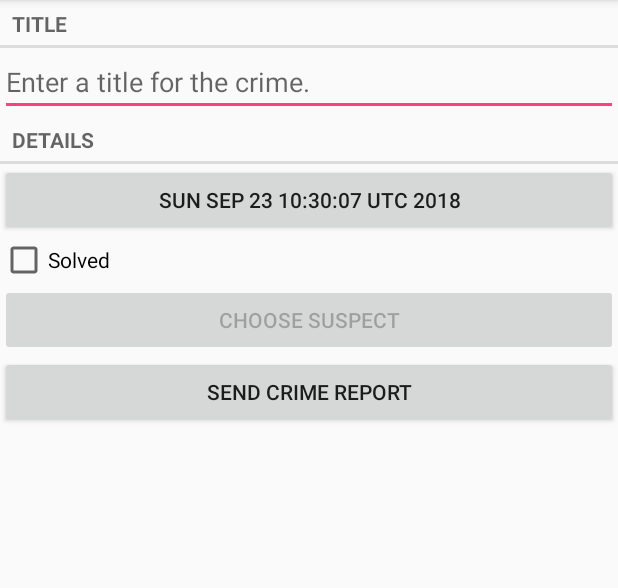
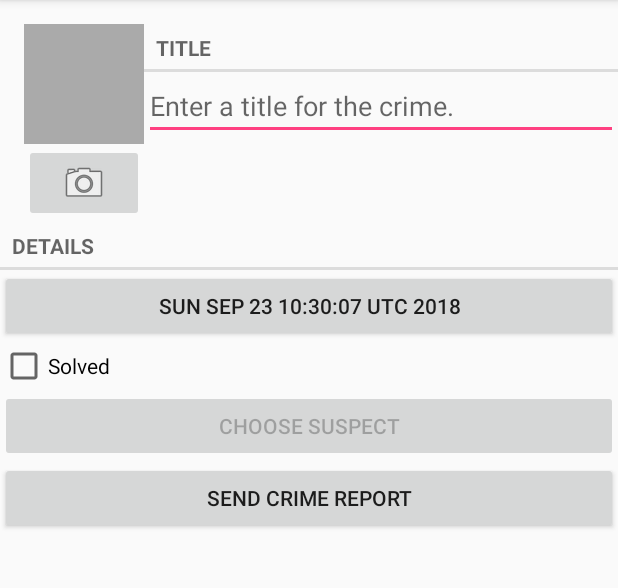
Before and after one commit to mwmoore57/CriminalIntent, an Android app: the CrimeFragment screen opened directly, with no data from a screen before it, on a phone screen of 412 x 824 dp, the part 84-672 px from its top. Run offline under Robolectric (Android 15) with nearby library versions, the phone set to English and light mode, and no system bars.

Commit message:
Added a feature to take a picture using an implicit intent of the office incident. From chapter 16 of BNR Android.
Currently results in a run-time error when taking a picture with the emulator.

```diff
--- a/app/src/main/java/com/bignerdranch/android/criminalintent/Crime.java
+++ b/app/src/main/java/com/bignerdranch/android/criminalintent/Crime.java
@@ -55,4 +55,8 @@ public class Crime {
     public void setSuspect(String suspect) {
         mSuspect = suspect;
     }
+
+    public String getPhotoFilename() {
+        return "IMG_" + getId().toString() + ".jpg";
+    }
 }
--- a/app/src/main/java/com/bignerdranch/android/criminalintent/CrimeFragment.java
+++ b/app/src/main/java/com/bignerdranch/android/criminalintent/CrimeFragment.java
@@ -3,12 +3,16 @@ package com.bignerdranch.android.criminalintent;
 import android.app.Activity;
 import android.content.Intent;
 import android.content.pm.PackageManager;
+import android.content.pm.ResolveInfo;
 import android.database.Cursor;
+import android.graphics.Bitmap;
 import android.net.Uri;
 import android.os.Bundle;
 import android.provider.ContactsContract;
+import android.provider.MediaStore;
 import android.support.v4.app.Fragment;
 import android.support.v4.app.FragmentManager;
+import android.support.v4.content.FileProvider;
 import android.text.Editable;
 import android.text.TextWatcher;
 import android.view.LayoutInflater;
@@ -19,10 +23,14 @@ import android.widget.CheckBox;
 import android.widget.CompoundButton;
 import android.widget.EditText;
 import android.text.format.DateFormat;
+import android.widget.ImageButton;
+import android.widget.ImageView;
 
 //import java.text.DateFormat;
 
+import java.io.File;
 import java.util.Date;
+import java.util.List;
 import java.util.UUID;
 
 import static android.widget.CompoundButton.*;
@@ -33,14 +41,18 @@ public class CrimeFragment extends Fragment {
     private static final String DIALOG_DATE = "DialogDate";
     private static final int REQUEST_DATE = 0;
     private static final int REQUEST_CONTACT = 1;
+    private static final int REQUEST_PHOTO = 2;
 
 
     private Crime mCrime;
+    private File mPhotoFile;
     private EditText mTitleField;
     private Button mDateButton;
     private CheckBox mSolvedCheckBox;
     private Button mSuspectButton;
     private Button mReportButton;
+    private ImageButton mPhotoButton;
+    private ImageView mPhotoView;
 
     public static CrimeFragment newInstance(UUID crimeID) {
         Bundle args = new Bundle();
@@ -57,6 +69,7 @@ public class CrimeFragment extends Fragment {
         super.onCreate(savedInstanceState);
         UUID crimeID = (UUID) getArguments().getSerializable(ARG_CRIME_ID);
         mCrime = CrimeLab.get(getActivity()).getCrime(crimeID);
+        mPhotoFile = CrimeLab.get(getActivity()).getPhotoFile(mCrime);
     }
 
     @Override
@@ -142,6 +155,39 @@ public class CrimeFragment extends Fragment {
             mSuspectButton.setEnabled(false);
         }
 
+        mPhotoButton = (ImageButton) v.findViewById(R.id.crime_camera);
+        final Intent captureImage = new Intent(MediaStore.ACTION_IMAGE_CAPTURE);
+
+        boolean canTakePhoto = mPhotoFile != null &&
+                captureImage.resolveActivity(packageManager) != null;
+        mPhotoButton.setEnabled(canTakePhoto);
+
+        mPhotoButton.setOnClickListener(new View.OnClickListener() {
+            @Override
+            public void onClick(View v) {
+                Uri uri = FileProvider.getUriForFile(getActivity(),
+                        "com.bignerranch.android.criminalintent.fileprovider",
+                        mPhotoFile);
+                captureImage.putExtra(MediaStore.EXTRA_OUTPUT, uri);
+
+                List<ResolveInfo> cameraActivities = getActivity()
+                        .getPackageManager().queryIntentActivities(captureImage,
+                                PackageManager.MATCH_DEFAULT_ONLY);
+
+                for (ResolveInfo activity : cameraActivities) {
+                    getActivity().grantUriPermission(activity.activityInfo.packageName,
+                            uri, Intent.FLAG_GRANT_WRITE_URI_PERMISSION);
+                }
+
+                startActivityForResult(captureImage, REQUEST_PHOTO);
+            }
+        });
+
+
+
+        mPhotoView = (ImageView) v.findViewById(R.id.crime_photo);
+        updatePhotoView();
+
         return v;
     }
 
@@ -181,6 +227,12 @@ public class CrimeFragment extends Fragment {
             } finally {
                 c.close();
             }
+        } else if (requestCode == REQUEST_PHOTO) {
+            Uri uri = FileProvider.getUriForFile(getActivity(),
+                    "com.bignerdranch.android.criminalintent.fileprovider",
+                    mPhotoFile);
+            getActivity().revokeUriPermission(uri, Intent.FLAG_GRANT_WRITE_URI_PERMISSION);
+            updatePhotoView();
         }
     }
 
@@ -214,4 +266,13 @@ public class CrimeFragment extends Fragment {
 
         return report;
     }
+
+    private void updatePhotoView() {
+        if (mPhotoFile == null || !mPhotoFile.exists()) {
+            mPhotoView.setImageDrawable(null);
+        } else {
+            Bitmap bitmap = PictureUtils.getScaledBitmap(mPhotoFile.getPath(), getActivity());
+            mPhotoView.setImageBitmap(bitmap);
+        }
+    }
 }
--- a/app/src/main/java/com/bignerdranch/android/criminalintent/CrimeLab.java
+++ b/app/src/main/java/com/bignerdranch/android/criminalintent/CrimeLab.java
@@ -9,6 +9,7 @@ import com.bignerdranch.android.criminalintent.database.CrimeBaseHelper;
 import com.bignerdranch.android.criminalintent.database.CrimeCursorWrapper;
 import com.bignerdranch.android.criminalintent.database.CrimeDbSchema.CrimeTable;
 
+import java.io.File;
 import java.util.ArrayList;
 import java.util.List;
 import java.util.UUID;
@@ -73,6 +74,11 @@ public class CrimeLab {
 
     }
 
+    public File getPhotoFile(Crime crime) {
+        File filesDir = mContext.getFilesDir();
+        return new File(filesDir, crime.getPhotoFilename());
+    }
+
     public void updateCrime(Crime crime) {
         String uuidString = crime.getId().toString();
         ContentValues values = getContentValues(crime);
--- a/app/src/main/res/layout/fragment_crime.xml
+++ b/app/src/main/res/layout/fragment_crime.xml
@@ -4,6 +4,40 @@
     android:layout_width="match_parent"
     android:layout_height="match_parent"
     android:layout_margin="16dp">
+
+    <LinearLayout
+        android:orientation="horizontal"
+        android:layout_width="match_parent"
+        android:layout_height="wrap_content"
+        android:layout_marginLeft="16dp"
+        android:layout_marginTop="16dp">
+
+        <LinearLayout
+            android:orientation="vertical"
+            android:layout_width="wrap_content"
+            android:layout_height="wrap_content">
+
+            <ImageView
+                android:id="@+id/crime_photo"
+                android:layout_width="80dp"
+                android:layout_height="80dp"
+                android:scaleType="centerInside"
+                android:cropToPadding="true"
+                android:background="@android:color/darker_gray"/>
+
+            <ImageButton
+                android:id="@+id/crime_camera"
+                android:layout_width="match_parent"
+                android:layout_height="wrap_content"
+                android:src="@android:drawable/ic_menu_camera"/>
+
+        </LinearLayout>
+
+        <LinearLayout
+            android:orientation="vertical"
+            android:layout_width="0dp"
+            android:layout_height="wrap_content"
+            android:layout_weight="1">
 
             <TextView
                 style="?android:listSeparatorTextViewStyle"
@@ -16,6 +50,10 @@
                 android:layout_width="match_parent"
                 android:layout_height="wrap_content"
                 android:hint="@string/crime_title_hint"/>
+
+        </LinearLayout>
+
+    </LinearLayout>
 
     <TextView
         style="?android:listSeparatorTextViewStyle"
@@ -47,6 +85,4 @@
         android:layout_height="wrap_content"
         android:text="@string/crime_report_text"/>
 
-
-
 </LinearLayout>
--- /dev/null
+++ b/app/src/main/res/xml/files.xml
@@ -0,0 +1,6 @@
+<?xml version="1.0" encoding="utf-8"?>
+<paths>
+    <files-path
+        name="crime_photos"
+        path="."/>
+</paths>
```
Also changed, not shown: app/src/main/AndroidManifest.xml (+12 -0 lines), app/src/main/java/com/bignerdranch/android/criminalintent/PictureUtils.java (added, +43 -0 lines). Lines whose indentation alone changed are shown as unchanged.
